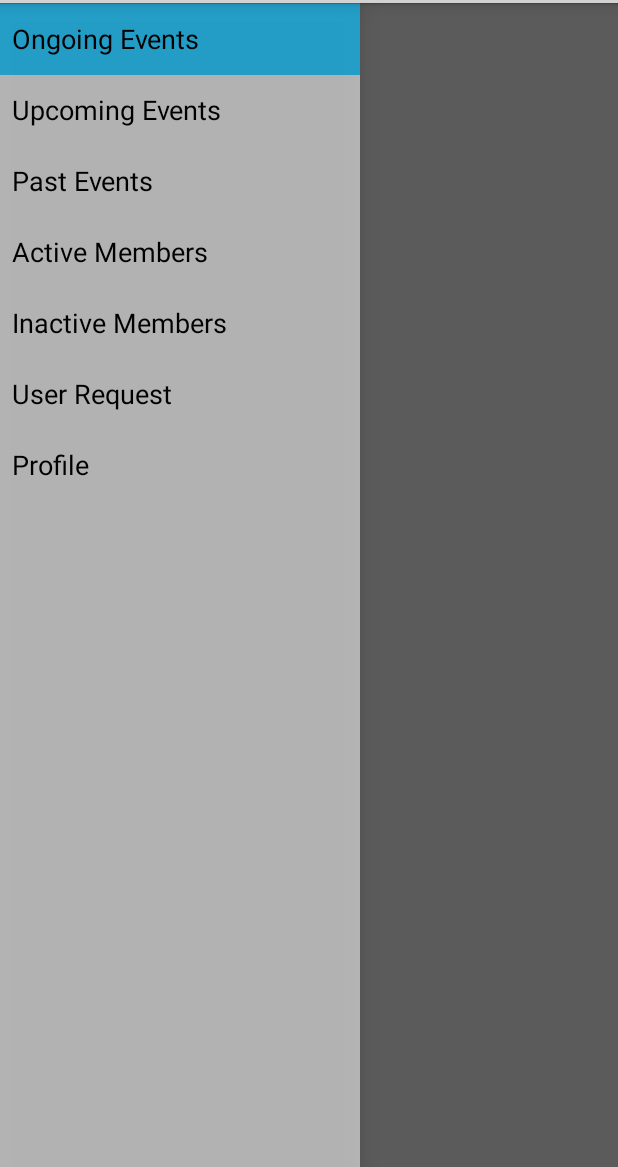
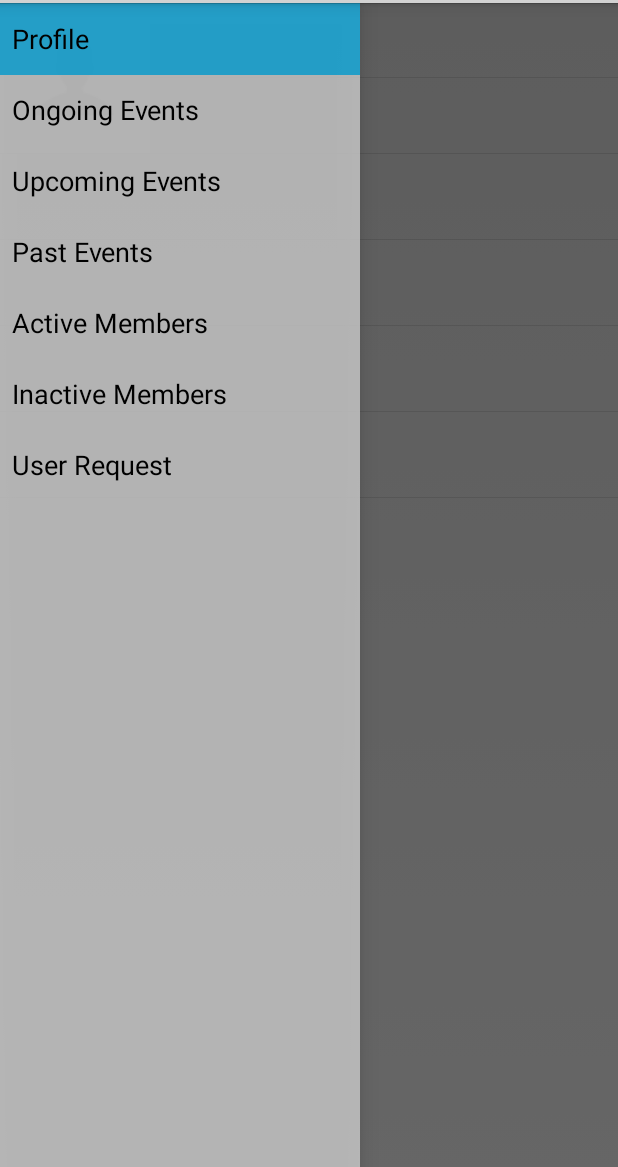
Before and after one commit to Mikroskil/Chrone-Code, an Android app: the MainActivity screen opened directly, with no data from a screen before it, on a phone screen of 412 x 824 dp, the part 69-1236 px from its top. Run offline under Robolectric (Android 15) with nearby library versions, the phone set to English and light mode, and no system bars; libraries missing offline, so code that uses them is left out: com.parse; 6 statements that could not run were skipped.

Commit message:
implement create organization on profile activity with cloud function validation.

```diff
--- a/QattendProject/Qattend/src/main/AndroidManifest.xml
+++ b/QattendProject/Qattend/src/main/AndroidManifest.xml
@@ -50,6 +50,10 @@
             android:label="@string/action_sign_up" />
 
         <activity
+            android:name=".CreateOrganizationActivity"
+            android:label="@string/action_create_organization" />
+
+        <activity
             android:name=".SettingsActivity"
             android:label="@string/action_settings" />
 
--- a/QattendProject/Qattend/src/main/java/com/mikroskil/android/qattend/DetailActivity.java
+++ b/QattendProject/Qattend/src/main/java/com/mikroskil/android/qattend/DetailActivity.java
@@ -37,8 +37,7 @@ public class DetailActivity extends Activity {
                 Toast.makeText(this, R.string.action_verify_attendee, Toast.LENGTH_SHORT).show();
                 return true;
             case R.id.action_settings:
-                Intent intent = new Intent(this, SettingsActivity.class);
-                startActivity(intent);
+                startActivity(new Intent(this, SettingsActivity.class));
                 return true;
         }
         return super.onOptionsItemSelected(item);
--- a/QattendProject/Qattend/src/main/java/com/mikroskil/android/qattend/MainActivity.java
+++ b/QattendProject/Qattend/src/main/java/com/mikroskil/android/qattend/MainActivity.java
@@ -12,12 +12,14 @@ import android.widget.Toast;
 
 import com.mikroskil.android.qattend.fragment.EventFragment;
 import com.mikroskil.android.qattend.fragment.MemberFragment;
+import com.mikroskil.android.qattend.fragment.ProfileFragment;
 
 public class MainActivity extends Activity
         implements NavigationDrawerFragment.NavigationDrawerCallbacks {
 
     private static final String ARG_SECTION_NUMBER = "section_number";
     private String[] sectionMenus;
+    private int mPosition;
 
     /**
      * Fragment managing the behaviors, interactions and presentation of the navigation drawer.
@@ -48,9 +50,19 @@ public class MainActivity extends Activity
 
     @Override
     public void onNavigationDrawerItemSelected(int position) {
+        mPosition = position;
         // update the main content by replacing fragments
         FragmentManager fragmentManager = getFragmentManager();
-        if (position >= 0 && position <=2) {
+        if (position == 0) {
+            ProfileFragment fragment = new ProfileFragment(position + 1);
+            Bundle args = new Bundle();
+            args.putInt(ARG_SECTION_NUMBER, position + 1);
+            fragment.setArguments(args);
+            fragmentManager.beginTransaction()
+                    .replace(R.id.container, fragment)
+                    .commit();
+        }
+        else if (position >= 1 && position <=3) {
             EventFragment fragment = new EventFragment(position + 1);
             Bundle args = new Bundle();
             args.putInt(ARG_SECTION_NUMBER, position + 1);
@@ -59,7 +71,7 @@ public class MainActivity extends Activity
                     .replace(R.id.container, fragment)
                     .commit();
         }
-        else if (position >= 3 && position <= 5) {
+        else if (position >= 4 && position <= 6) {
             MemberFragment fragment = new MemberFragment(position + 1);
             Bundle args = new Bundle();
             args.putInt(ARG_SECTION_NUMBER, position + 1);
@@ -67,9 +79,6 @@ public class MainActivity extends Activity
             fragmentManager.beginTransaction()
                     .replace(R.id.container, fragment)
                     .commit();
-        }
-        else {
-            Toast.makeText(this, "Organization Profile", Toast.LENGTH_SHORT).show();
         }
     }
 
@@ -90,7 +99,12 @@ public class MainActivity extends Activity
             // Only show items in the action bar relevant to this screen
             // if the drawer is not showing. Otherwise, let the drawer
             // decide what to show in the action bar.
-            getMenuInflater().inflate(R.menu.main, menu);
+            if (mPosition == 0) {
+                getMenuInflater().inflate(R.menu.profile, menu);
+            }
+            else {
+                getMenuInflater().inflate(R.menu.main, menu);
+            }
             restoreActionBar();
             return true;
         }
@@ -106,11 +120,14 @@ public class MainActivity extends Activity
             case R.id.action_create_event:
                 Toast.makeText(this, R.string.action_create_event, Toast.LENGTH_SHORT).show();
                 return true;
+            case R.id.action_create_organization:
+                startActivity(new Intent(this, CreateOrganizationActivity.class));
+                return true;
             case R.id.action_settings:
-                Intent intent = new Intent(this, SettingsActivity.class);
-                startActivity(intent);
+                startActivity(new Intent(this, SettingsActivity.class));
                 return true;
         }
         return super.onOptionsItemSelected(item);
     }
+
 }
--- a/QattendProject/Qattend/src/main/java/com/mikroskil/android/qattend/SignUpActivity.java
+++ b/QattendProject/Qattend/src/main/java/com/mikroskil/android/qattend/SignUpActivity.java
@@ -164,6 +164,7 @@ public class SignUpActivity extends Activity {
             user.setPassword(mPassword);
             user.setEmail(mEmail);
             user.put("name", mName);
+            user.put("orgCount", 0);
 
             user.signUpInBackground(new SignUpCallback() {
                 @Override
--- /dev/null
+++ b/QattendProject/Qattend/src/main/java/com/mikroskil/android/qattend/fragment/ProfileFragment.java
@@ -0,0 +1,64 @@
+package com.mikroskil.android.qattend.fragment;
+
+import android.app.Activity;
+import android.app.Fragment;
+import android.content.Context;
+import android.content.Intent;
+import android.os.Bundle;
+import android.view.LayoutInflater;
+import android.view.Menu;
+import android.view.MenuInflater;
+import android.view.MenuItem;
+import android.view.View;
+import android.view.ViewGroup;
+import android.widget.TextView;
+
+import com.mikroskil.android.qattend.CreateOrganizationActivity;
+import com.mikroskil.android.qattend.MainActivity;
+import com.mikroskil.android.qattend.R;
+import com.mikroskil.android.qattend.SettingsActivity;
+import com.parse.GetCallback;
+import com.parse.ParseException;
+import com.parse.ParseQuery;
+import com.parse.ParseUser;
+
+public class ProfileFragment extends Fragment {
+
+    private static final String ARG_SECTION_NUMBER = "section_number";
+    private int position;
+    private View rootView;
+
+    public ProfileFragment(int position) {
+        this.position = position;
+    }
+
+    @Override
+    public View onCreateView(LayoutInflater inflater, ViewGroup container, Bundle savedInstanceState) {
+        rootView = inflater.inflate(R.layout.fragment_profile, container, false);
+        ParseUser user = ParseUser.getCurrentUser();
+
+        ParseQuery<ParseUser> query = ParseUser.getQuery();
+        query.setCachePolicy(ParseQuery.CachePolicy.CACHE_THEN_NETWORK);
+        query.getInBackground(user.getObjectId(), new GetCallback<ParseUser>() {
+            @Override
+            public void done(ParseUser user, ParseException e) {
+                ((TextView) rootView.findViewById(R.id.name)).setText(user.getString("name"));
+                ((TextView) rootView.findViewById(R.id.username)).setText("@" + user.getUsername());
+                ((TextView) rootView.findViewById(R.id.email)).setText(user.getEmail());
+                ((TextView) rootView.findViewById(R.id.gender)).setText((user.getBoolean("gender") ? "Male": "Female"));
+                ((TextView) rootView.findViewById(R.id.phone)).setText(user.getString("phone"));
+                ((TextView) rootView.findViewById(R.id.about)).setText(user.getString("about"));
+            }
+        });
+
+        return rootView;
+    }
+
+    @Override
+    public void onAttach(Activity activity) {
+        super.onAttach(activity);
+        ((MainActivity) activity).onSectionAttached(
+                getArguments().getInt(ARG_SECTION_NUMBER));
+    }
+
+}
--- /dev/null
+++ b/QattendProject/Qattend/src/main/res/layout/fragment_profile.xml
@@ -0,0 +1,90 @@
+<?xml version="1.0" encoding="utf-8"?>
+<RelativeLayout xmlns:android="http://schemas.android.com/apk/res/android"
+                android:layout_height="match_parent"
+                android:layout_width="match_parent">
+
+    <RelativeLayout
+        android:id="@+id/user_card"
+        android:layout_height="wrap_content"
+        android:layout_width="match_parent">
+
+        <ImageView
+            android:id="@+id/image"
+            android:layout_width="100dp"
+            android:layout_height="100dp"
+            android:src="@drawable/placeholder_people"
+            android:scaleType="centerCrop"
+            android:contentDescription="placeholder"
+            android:background="@color/gray_lighter"/>
+
+        <LinearLayout
+            android:layout_height="100dp"
+            android:layout_width="match_parent"
+            android:orientation="vertical"
+            android:divider="?android:dividerVertical"
+            android:showDividers="middle"
+            android:layout_marginLeft="100dp">
+
+            <TextView
+                android:id="@+id/name"
+                android:layout_width="match_parent"
+                android:layout_height="wrap_content"
+                android:textAppearance="?android:textAppearanceLarge"
+                android:gravity="center_vertical"
+                android:layout_weight="1"/>
+
+            <TextView
+                android:id="@+id/username"
+                android:layout_width="match_parent"
+                android:layout_height="wrap_content"
+                android:textAppearance="?android:textAppearanceLarge"
+                android:gravity="center_vertical"
+                android:layout_weight="1"/>
+            </LinearLayout>
+
+    </RelativeLayout>
+
+    <LinearLayout
+        android:id="@+id/user_detail"
+        android:layout_below="@id/user_card"
+        android:orientation="vertical"
+        android:divider="?android:dividerVertical"
+        android:showDividers="beginning|middle|end"
+        android:layout_width="match_parent"
+        android:layout_height="match_parent">
+
+        <TextView
+            android:id="@+id/email"
+            android:layout_width="match_parent"
+            android:layout_height="wrap_content"
+            android:padding="@dimen/activity_horizontal_margin"
+            android:textAppearance="?android:textAppearanceMedium"
+            android:gravity="center_vertical"/>
+
+        <TextView
+            android:id="@+id/gender"
+            android:layout_width="match_parent"
+            android:layout_height="wrap_content"
+            android:padding="@dimen/activity_horizontal_margin"
+            android:textAppearance="?android:textAppearanceMedium"
+            android:gravity="center_vertical"/>
+
+        <TextView
+            android:id="@+id/phone"
+            android:layout_width="match_parent"
+            android:layout_height="wrap_content"
+            android:padding="@dimen/activity_horizontal_margin"
+            android:textAppearance="?android:textAppearanceMedium"
+            android:gravity="center_vertical"/>
+
+        <TextView
+            android:id="@+id/about"
+            android:layout_width="match_parent"
+            android:layout_height="wrap_content"
+            android:padding="@dimen/activity_horizontal_margin"
+            android:textAppearance="?android:textAppearanceMedium"
+            android:gravity="center_vertical"/>
+
+    </LinearLayout>
+
+</RelativeLayout>
--- /dev/null
+++ b/QattendProject/Qattend/src/main/res/menu/profile.xml
@@ -0,0 +1,14 @@
+<menu xmlns:android="http://schemas.android.com/apk/res/android"
+      xmlns:tools="http://schemas.android.com/tools"
+      tools:context=".MainActivity" >
+
+    <item android:id="@+id/action_create_organization"
+          android:title="@string/action_create_organization"
+          android:showAsAction="always|withText" />
+
+    <item android:id="@+id/action_settings"
+          android:icon="@drawable/ic_action_settings"
+          android:title="@string/action_settings"
+          android:orderInCategory="100"
+          android:showAsAction="never" />
+</menu>
--- a/QattendProject/Qattend/src/main/res/values/arrays.xml
+++ b/QattendProject/Qattend/src/main/res/values/arrays.xml
@@ -2,13 +2,13 @@
 <resources>
 
     <string-array name="section_menus">
+        <item>Profile</item>
         <item>Ongoing Events</item>
         <item>Upcoming Events</item>
         <item>Past Events</item>
         <item>Active Members</item>
         <item>Inactive Members</item>
         <item>User Request</item>
-        <item>Profile</item>
     </string-array>
 
     <string-array name="language_entries_preference">
--- a/QattendProject/Qattend/src/main/res/values/strings_form.xml
+++ b/QattendProject/Qattend/src/main/res/values/strings_form.xml
@@ -9,11 +9,13 @@
 
     <string name="action_sign_in">Sign In</string>
     <string name="action_sign_up">Sign Up</string>
+    <string name="action_create_organization">Create Organization</string>
 
     <string name="action_recover_password">Recover Lost Password</string>
 
     <string name="progress_signing_in">Signing In &#8230;</string>
     <string name="progress_signing_up">Signing Up &#8230;</string>
+    <string name="progress_creating">Creating &#8230;</string>
 
     <string name="error_invalid_username">This username is too short</string>
     <string name="error_invalid_name">This name is too short</string>
```
Also changed, not shown: QattendProject/Qattend/src/main/java/com/mikroskil/android/qattend/CreateOrganizationActivity.java (added, +139 -0 lines), QattendProject/Qattend/src/main/res/layout/activity_create_organization.xml (added, +40 -0 lines), 1 other file.
